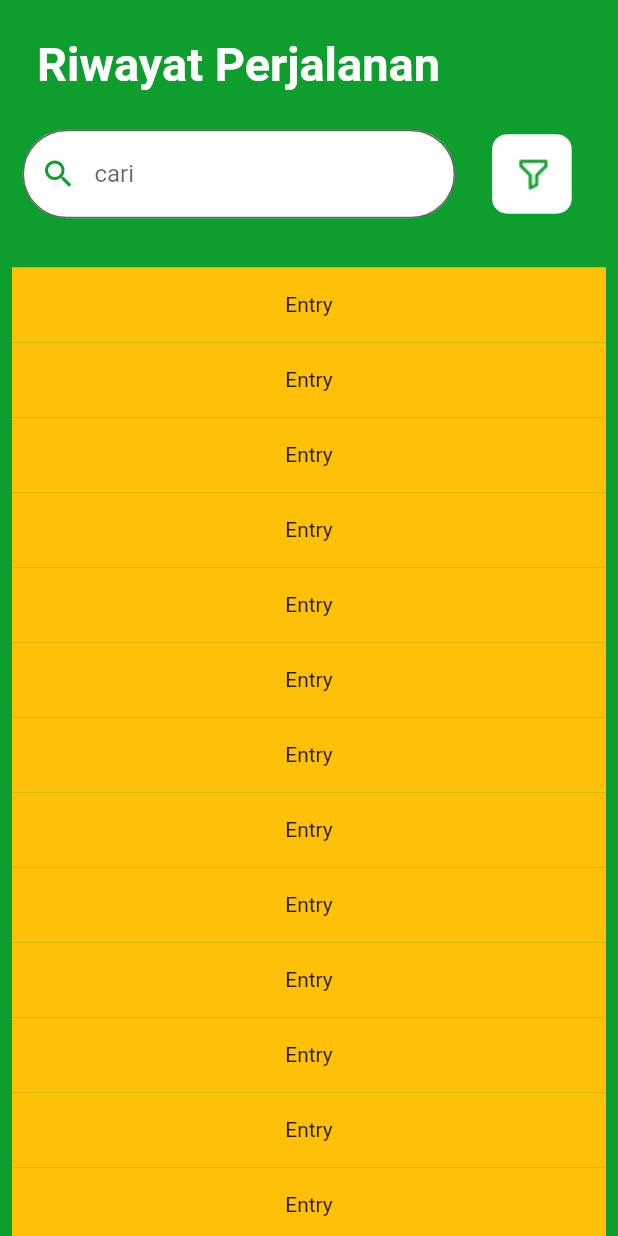
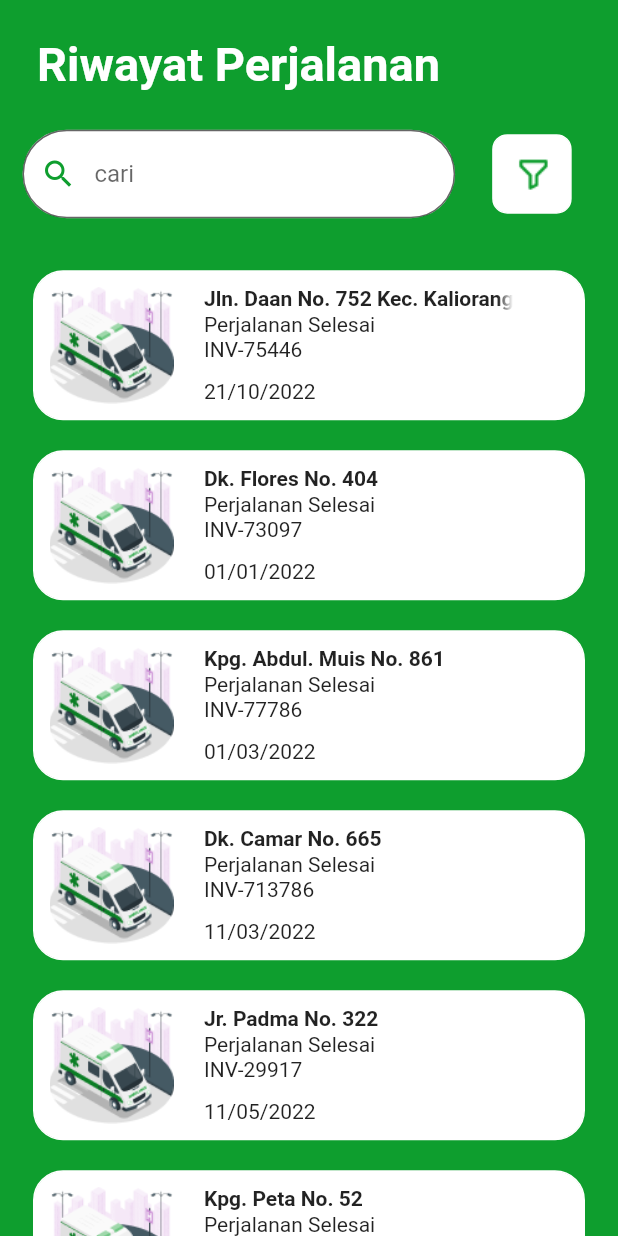
Before and after one commit to normndakbr/e-ambulance, a Flutter app: the Riwayat screen opened by its route, on a phone screen of 412 x 824 dp. Run offline on Flutter 3.47's test engine with Material 2 defaults, Android fonts, the phone set to English and light mode, and no system bars; our stand-ins replace cool_alert, shared_preferences; accounts and stored records are empty.

Commit message:
fix bug layout riwayat

```diff
--- a/e_ambulance_apps/lib/pages/login.dart
+++ b/e_ambulance_apps/lib/pages/login.dart
@@ -66,6 +66,9 @@ class _LoginPageState extends State<LoginPage> {
                 Padding(
                   padding: EdgeInsets.symmetric(horizontal: 1),
                   child: TextField(
+                    obscureText: true,
+                    enableSuggestions: false,
+                    autocorrect: false,
                     decoration: InputDecoration(
                       filled: true,
                       border: OutlineInputBorder(
--- a/e_ambulance_apps/lib/pages/pesananAmbulance.dart
+++ b/e_ambulance_apps/lib/pages/pesananAmbulance.dart
@@ -26,17 +26,6 @@ class _PesananAmbulanceState extends State<PesananAmbulance> {
     return SafeArea(
       child: Scaffold(
         resizeToAvoidBottomInset: true,
-        // appBar: AppBar(
-        //   elevation: 0,
-        //   backgroundColor: Colors.transparent,
-        //   automaticallyImplyLeading: false,
-        //   actions: [
-        //     Container(
-        //       padding: EdgeInsets.only(top: 20),
-        //       child: ButtonRiwayat(),
-        //     ),
-        //   ],
-        // ),
         body: Column(
           children: [
             SizedBox(
@@ -69,8 +58,8 @@ class _PesananAmbulanceState extends State<PesananAmbulance> {
                     topLeft: Radius.circular(20.0),
                   ),
                 ),
-                // child: PesananKosong(height: height, width: width),
-                child: PesananDetail(height: height, width: width),
+                child: PesananKosong(height: height, width: width),
+                // child: PesananDetail(height: height, width: width),
               ),
             ),
           ],
--- a/e_ambulance_apps/lib/pages/riwayat.dart
+++ b/e_ambulance_apps/lib/pages/riwayat.dart
@@ -1,3 +1,4 @@
+import 'package:e_ambulance_apps/widgets/historyItem.dart';
 import 'package:flutter/material.dart';
 import 'package:e_ambulance_apps/services/sharedPreferences.dart';
 import './pesananAmbulance.dart';
@@ -10,6 +11,24 @@ class Riwayat extends StatefulWidget {
 }
 
 class _RiwayatState extends State<Riwayat> {
+  var mapData;
+
+  @override
+  void initState() {
+    mapData = items.map((e) {
+      return {
+        "alamat": e.alamat,
+        "statusPerjalanan": e.statusPerjalanan,
+        "noInvoice": e.noInvoice,
+        "tglPerjalanan": e.tglPerjalanan
+      };
+    }).toList();
+
+    print(mapData);
+
+    super.initState();
+  }
+
   @override
   Widget build(BuildContext context) {
     var height = MediaQuery.of(context).size.height;
@@ -18,7 +37,7 @@ class _RiwayatState extends State<Riwayat> {
 
     return SafeArea(
       child: Scaffold(
-        resizeToAvoidBottomInset: true,
+        resizeToAvoidBottomInset: false,
         body: Column(
           children: [
             SizedBox(
@@ -92,23 +111,18 @@ class _RiwayatState extends State<Riwayat> {
               height: height * 0.03,
             ),
             Expanded(
-              child: SingleChildScrollView(
-                scrollDirection: Axis.vertical,
-                // physics: NeverScrollableScrollPhysics(),
-                child: ListView.builder(
-                    shrinkWrap: true,
-                    padding: const EdgeInsets.all(8),
-                    itemCount: 20,
-                    itemBuilder: (BuildContext context, int index) {
-                      return Container(
-                        height: 50,
-                        color: Colors.amber,
-                        child: Center(
-                          child: Text('Entry'),
-                        ),
-                      );
-                    }),
-              ),
+              child: ListView.builder(
+                  itemCount: mapData.length,
+                  shrinkWrap: true,
+                  padding: const EdgeInsets.symmetric(horizontal: 12),
+                  itemBuilder: (BuildContext context, int element) {
+                    return HistoryItem(
+                      alamat: mapData[element]['alamat'],
+                      statusPerjalanan: mapData[element]['statusPerjalanan'],
+                      noInvoice: mapData[element]['noInvoice'],
+                      tglPerjalanan: mapData[element]['tglPerjalanan'],
+                    );
+                  }),
             ),
           ],
         ),
@@ -116,3 +130,76 @@ class _RiwayatState extends State<Riwayat> {
     );
   }
 }
+
+class DataPerjalanan {
+  String alamat, statusPerjalanan, noInvoice, tglPerjalanan;
+  DataPerjalanan({
+    required this.alamat,
+    required this.statusPerjalanan,
+    required this.noInvoice,
+    required this.tglPerjalanan,
+  });
+}
+
+List<DataPerjalanan> items = [
+  DataPerjalanan(
+    alamat: "Jln. Daan No. 752 Kec. Kaliorang Kab. Kutai Timur",
+    statusPerjalanan: "Perjalanan Selesai",
+    noInvoice: "INV-75446",
+    tglPerjalanan: "21/10/2022",
+  ),
+  DataPerjalanan(
+    alamat: "Dk. Flores No. 404",
+    statusPerjalanan: "Perjalanan Selesai",
+    noInvoice: "INV-73097",
+    tglPerjalanan: "01/01/2022",
+  ),
+  DataPerjalanan(
+    alamat: "Kpg. Abdul. Muis No. 861",
+    statusPerjalanan: "Perjalanan Selesai",
+    noInvoice: "INV-77786",
+    tglPerjalanan: "01/03/2022",
+  ),
+  DataPerjalanan(
+    alamat: "Dk. Camar No. 665",
+    statusPerjalanan: "Perjalanan Selesai",
+    noInvoice: "INV-713786",
+    tglPerjalanan: "11/03/2022",
+  ),
+  DataPerjalanan(
+    alamat: "Jr. Padma No. 322",
+    statusPerjalanan: "Perjalanan Selesai",
+    noInvoice: "INV-29917",
+    tglPerjalanan: "11/05/2022",
+  ),
+  DataPerjalanan(
+    alamat: "Kpg. Peta No. 52",
+    statusPerjalanan: "Perjalanan Selesai",
+    noInvoice: "INV-51678",
+    tglPerjalanan: "11/08/2022",
+  ),
+  DataPerjalanan(
+    alamat: "Kpg. Peta No. 52 Kec. Gunung Kidul",
+    statusPerjalanan: "Perjalanan Selesai",
+    noInvoice: "INV-51678",
+    tglPerjalanan: "11/08/2022",
+  ),
+  DataPerjalanan(
+    alamat: "Dk. Salam No. 417",
+    statusPerjalanan: "Perjalanan Selesai",
+    noInvoice: "INV-94037",
+    tglPerjalanan: "17/08/2022",
+  ),
+  DataPerjalanan(
+    alamat: "Ki. Ciwastra No. 588",
+    statusPerjalanan: "Perjalanan Selesai",
+    noInvoice: "INV-61757",
+    tglPerjalanan: "17/02/2022",
+  ),
+  DataPerjalanan(
+    alamat: "Ki. Gotong Royong No. 328",
+    statusPerjalanan: "Perjalanan Selesai",
+    noInvoice: "INV-53316",
+    tglPerjalanan: "27/02/2022",
+  ),
+];
--- /dev/null
+++ b/e_ambulance_apps/lib/widgets/historyItem.dart
@@ -0,0 +1,69 @@
+import 'package:flutter/material.dart';
+
+class HistoryItem extends StatelessWidget {
+  final String alamat;
+  final String statusPerjalanan;
+  final String noInvoice;
+  final String tglPerjalanan;
+
+  HistoryItem({
+    Key? key,
+    required this.alamat,
+    required this.statusPerjalanan,
+    required this.noInvoice,
+    required this.tglPerjalanan,
+  }) : super(key: key);
+
+  @override
+  Widget build(BuildContext context) {
+    var width = MediaQuery.of(context).size.width;
+
+    return Padding(
+      padding: const EdgeInsets.all(10),
+      child: Container(
+        decoration: BoxDecoration(
+          color: Colors.white,
+          border: Border.all(
+            color: Colors.white,
+          ),
+          borderRadius: BorderRadius.circular(20),
+        ),
+        height: 100,
+        child: Padding(
+          padding: const EdgeInsets.all(10),
+          child: Row(
+            children: [
+              Image(
+                image: AssetImage('assets/images/ambulance2.png'),
+              ),
+              SizedBox(
+                width: 20,
+              ),
+              Column(
+                mainAxisAlignment: MainAxisAlignment.spaceBetween,
+                crossAxisAlignment: CrossAxisAlignment.start,
+                children: [
+                  SizedBox(
+                    width: width * 0.5,
+                    child: Text(
+                      alamat,
+                      overflow: TextOverflow.fade,
+                      softWrap: false,
+                      style: TextStyle(fontWeight: FontWeight.bold),
+                    ),
+                  ),
+                  Text(statusPerjalanan),
+                  Text(noInvoice),
+                  SizedBox(
+                    height: 10,
+                  ),
+                  Text(tglPerjalanan),
+                ],
+              ),
+            ],
+          ),
+        ),
+      ),
+    );
+  }
+}
```
